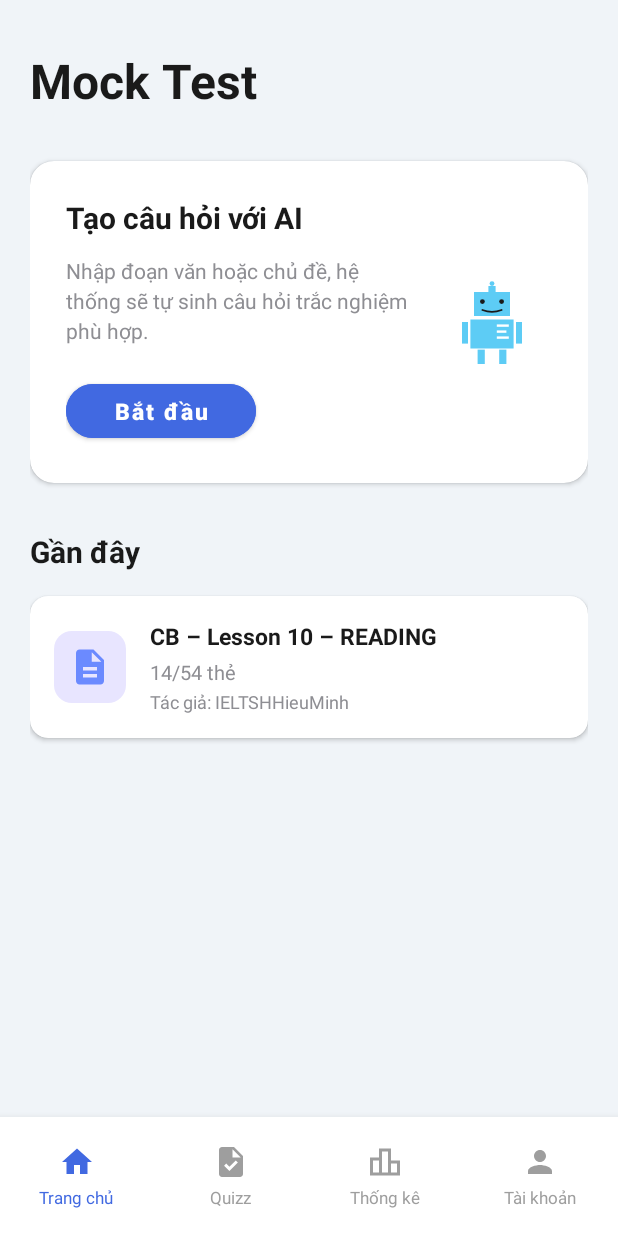
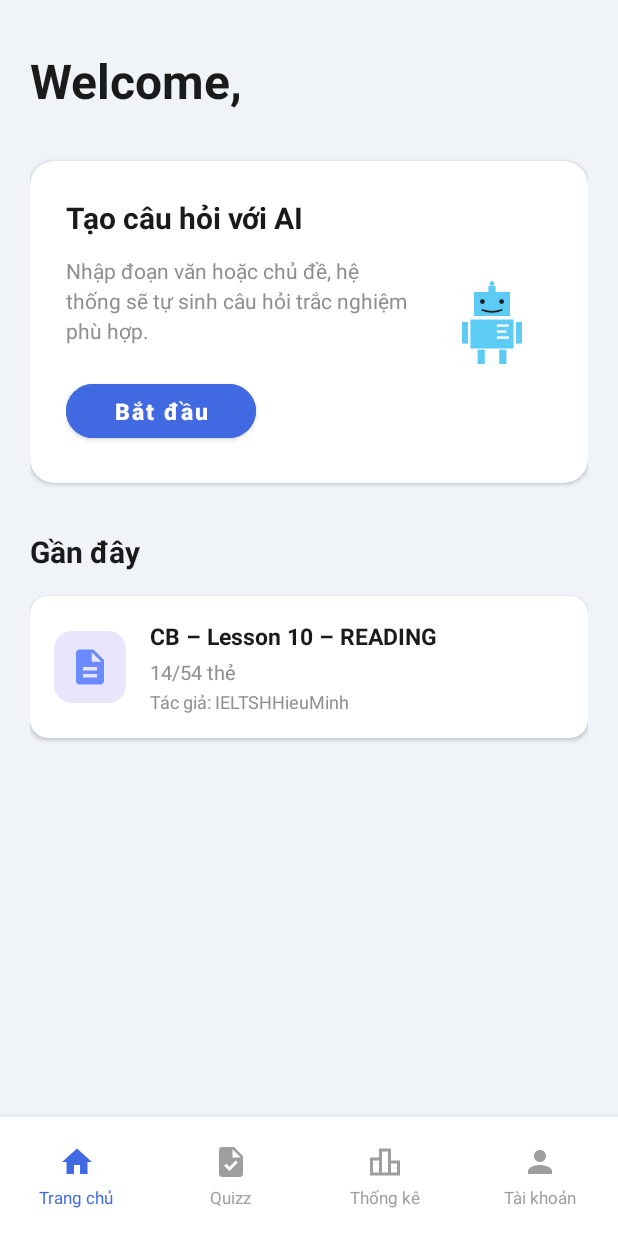
Before and after one commit to huybuiptit/Edura, an Android app: the screen it shows after launch once a user with an empty profile is signed in (MainActivity), on a phone screen of 412 x 824 dp. Run offline under Robolectric (Android 15) with nearby library versions, the phone set to English and light mode, and no system bars; our stand-ins replace Firebase (no records; nobody signed in at launch, a user with empty details on screens opened directly); 1 statement that could not run was skipped.

Commit message:
second commit

```diff
--- a/app/src/main/java/com/example/edura/fragment/HomeFragment.java
+++ b/app/src/main/java/com/example/edura/fragment/HomeFragment.java
@@ -4,6 +4,7 @@ import android.os.Bundle;
 import android.view.LayoutInflater;
 import android.view.View;
 import android.view.ViewGroup;
+import android.widget.TextView;
 import android.widget.Toast;
 
 import androidx.annotation.NonNull;
@@ -13,26 +14,55 @@ import androidx.fragment.app.Fragment;
 import com.example.edura.R;
 import com.google.android.material.card.MaterialCardView;
 import com.google.firebase.auth.FirebaseAuth;
+import com.google.firebase.auth.FirebaseUser;
 
 public class HomeFragment extends Fragment {
 
+    private TextView tvWelcome;
     private MaterialCardView playAndWinCard;
     private MaterialCardView biologyItem;
+    private FirebaseAuth auth;
 
     @Nullable
     @Override
     public View onCreateView(@NonNull LayoutInflater inflater, @Nullable ViewGroup container, @Nullable Bundle savedInstanceState) {
         View view = inflater.inflate(R.layout.fragment_home, container, false);
 
+        auth = FirebaseAuth.getInstance();
+
         initViews(view);
         setupListeners();
+        updateWelcomeMessage();
 
         return view;
     }
 
     private void initViews(View view) {
+        tvWelcome = view.findViewById(R.id.tvWelcome);
         playAndWinCard = view.findViewById(R.id.playAndWinCard);
         biologyItem = view.findViewById(R.id.biologyItem);
+    }
+
+    private void updateWelcomeMessage() {
+        FirebaseUser currentUser = auth.getCurrentUser();
+        if (currentUser != null) {
+            String displayName = currentUser.getDisplayName();
+            String email = currentUser.getEmail();
+
+            // Sử dụng displayName nếu có, nếu không thì lấy phần trước @ của email
+            String userName;
+            if (displayName != null && !displayName.isEmpty()) {
+                userName = displayName;
+            } else if (email != null) {
+                userName = email.split("@")[0];
+            } else {
+                userName = "User";
+            }
+
+            tvWelcome.setText("Welcome, " + userName);
+        } else {
+            tvWelcome.setText("Welcome");
+        }
     }
 
     private void setupListeners() {
--- a/app/src/main/res/layout/fragment_home.xml
+++ b/app/src/main/res/layout/fragment_home.xml
@@ -17,11 +17,12 @@
 
         <!-- Header -->
         <TextView
+            android:id="@+id/tvWelcome"
             android:layout_width="wrap_content"
             android:layout_height="wrap_content"
             android:layout_marginTop="8dp"
             android:layout_marginBottom="32dp"
-            android:text="Mock Test"
+            android:text="Welcome"
             android:textColor="@color/dark_text"
             android:textSize="32sp"
             android:textStyle="bold" />
```
